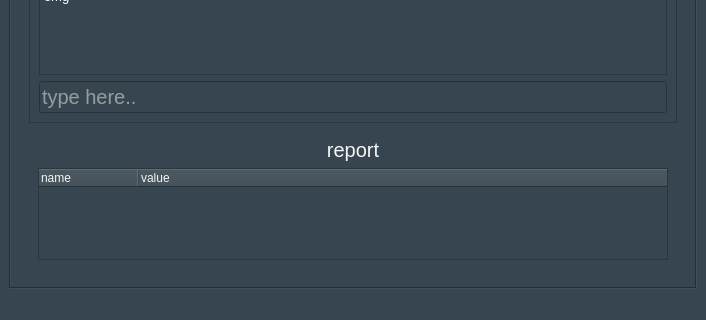
This is home.ui in Prakash5209/typing_tutor as Qt 5 draws it before an edit; both pictures show x 0 to 706 and y 233 to 553 of the 706 by 553 pixel window. The edited form follows.
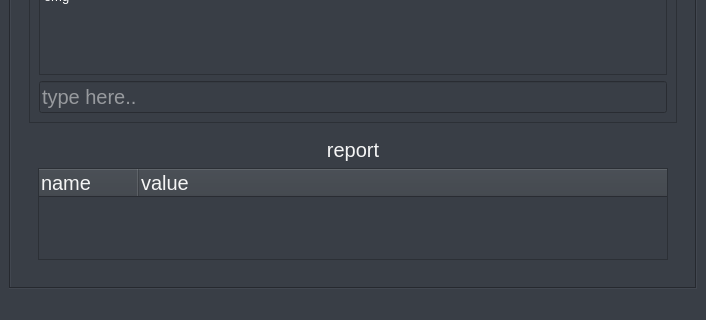
This is the edited form.

Diff of the .ui file:
```diff
--- a/home.ui
+++ b/home.ui
@@ -26,7 +26,7 @@
    <string>MainWindow</string>
   </property>
   <property name="styleSheet">
-   <string notr="true">background-color:#36454F;</string>
+   <string notr="true">background-color:#393E46;</string>
   </property>
   <widget class="QWidget" name="centralwidget">
    <layout class="QGridLayout" name="gridLayout">
@@ -467,11 +467,21 @@
                   <property name="text">
                    <string>name</string>
                   </property>
+                  <property name="font">
+                   <font>
+                    <pointsize>15</pointsize>
+                   </font>
+                  </property>
                  </column>
                  <column>
                   <property name="text">
                    <string>value</string>
                   </property>
+                  <property name="font">
+                   <font>
+                    <pointsize>15</pointsize>
+                   </font>
+                  </property>
                  </column>
                 </widget>
                </item>
```
